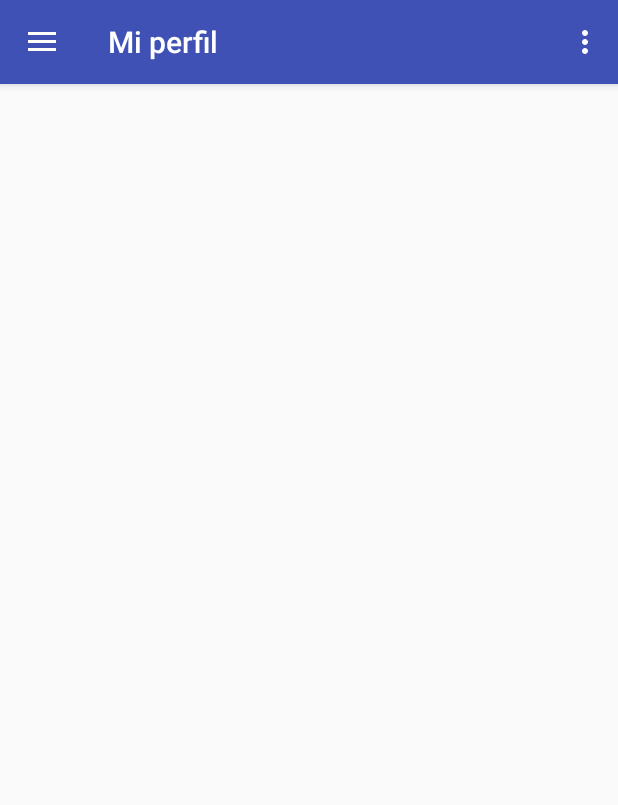
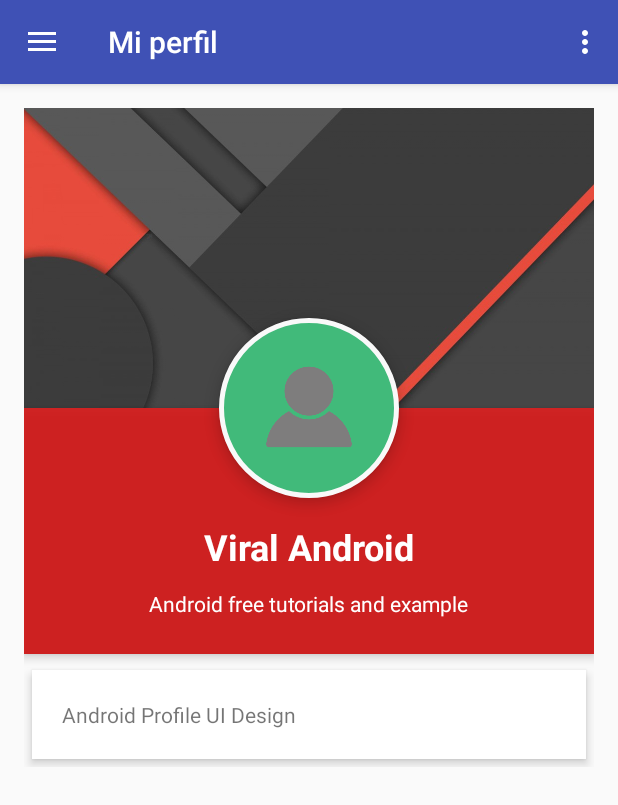
Before and after one commit to nodexploit/willyfog-mobile, an Android app: the MyProfileFragment screen opened directly, with no data from a screen before it, in the side drawer, after a tap on "Mi perfil", on a phone screen of 412 x 824 dp. Shown: the top 805 px of the screen. Run offline under Robolectric (Android 15) with nearby library versions, the phone set to English and light mode, and no system bars; network calls fail; 6 statements that could not run were skipped.

Commit message:
#5 Vista perfil movil

```diff
--- a/app/src/main/java/com/popokis/willyfog_mobile/MyProfileFragment.java
+++ b/app/src/main/java/com/popokis/willyfog_mobile/MyProfileFragment.java
@@ -17,6 +17,9 @@ public class MyProfileFragment extends Fragment {
 
     protected TextView nameHeaderMain;
     protected TextView emailHeaderMain;
+    protected TextView userProfileName;
+    protected TextView userUniversityName;
+    protected TextView userProfileGrade;
 
     private final Gson gson = new Gson();
 
@@ -28,6 +31,7 @@ public class MyProfileFragment extends Fragment {
     @Override
     public View onCreateView(LayoutInflater inflater, ViewGroup container,
                              Bundle savedInstanceState) {
+        View view = inflater.inflate(R.layout.fragment_my_profile, container, false);
         // Setting textViews
         NavigationView navigationView = (NavigationView) this.getActivity().findViewById(R.id.nav_view);
 
@@ -42,16 +46,30 @@ public class MyProfileFragment extends Fragment {
 
         userInfo = gson.fromJson(userInfoJson, UserInfo.class);
 
-        setProfileTextView(userInfo, navigationView.getHeaderView(0));
+        setProfileHeaderTextView(userInfo, navigationView.getHeaderView(0));
 
-        return inflater.inflate(R.layout.fragment_my_profile, container, false);
+
+        return setProfileTextView(userInfo, view);
     }
 
-    private void setProfileTextView(UserInfo userInfo, View view) {
+    private void setProfileHeaderTextView(UserInfo userInfo, View view) {
         nameHeaderMain          = (TextView) view.findViewById(R.id.nameHeaderMain);
         emailHeaderMain         = (TextView) view.findViewById(R.id.emailHeaderMain);
 
         nameHeaderMain.setText(userInfo.getName());
         emailHeaderMain.setText(userInfo.getEmail());
     }
+
+    private View setProfileTextView(UserInfo userInfo, View view) {
+
+        userProfileName = (TextView) view.findViewById(R.id.user_profile_name);
+        userProfileGrade = (TextView) view.findViewById(R.id.user_profile_grade);
+        userUniversityName = (TextView) view.findViewById(R.id.user_university_name);
+
+        userProfileName.setText(userInfo.getName());
+        userProfileGrade.setText(userInfo.getDegree_name());
+        userUniversityName.setText(userInfo.getUniversity_name());
+
+        return view;
+    }
 }
--- /dev/null
+++ b/app/src/main/res/drawable/profile_circular_imageview.xml
@@ -0,0 +1,14 @@
+<?xml version="1.0" encoding="utf-8"?>
+<shape xmlns:android="http://schemas.android.com/apk/res/android"
+    android:shape="rectangle">
+    <corners android:radius="100dp" />
+    <solid android:color="#41ba7a" />
+    <stroke
+        android:width="3dip"
+        android:color="#f9f9f9" />
+    <padding
+        android:bottom="4dp"
+        android:left="4dp"
+        android:right="4dp"
+        android:top="4dp" />
+</shape>
--- a/app/src/main/res/layout/fragment_my_profile.xml
+++ b/app/src/main/res/layout/fragment_my_profile.xml
@@ -4,4 +4,81 @@
     android:layout_height="match_parent"
     tools:context="com.popokis.willyfog_mobile.MyProfileFragment">
 
+    <RelativeLayout
+        android:layout_width="match_parent"
+        android:layout_height="match_parent">
+
+        <ImageView
+            android:id="@+id/header_cover_image"
+            android:layout_width="match_parent"
+            android:layout_height="200dp"
+            android:scaleType="centerCrop"
+            android:src="@drawable/navigation_header_image" />
+
+        <ImageButton
+            android:id="@+id/user_profile_photo"
+            android:layout_width="120dp"
+            android:layout_height="120dp"
+            android:layout_below="@+id/header_cover_image"
+            android:layout_centerHorizontal="true"
+            android:layout_marginTop="-60dp"
+            android:background="@drawable/profile_circular_imageview"
+            android:elevation="5dp"
+            android:padding="20dp"
+            android:scaleType="centerCrop"
+            android:src="@drawable/profile_icon" />
+
+        <RelativeLayout
+            android:id="@+id/profile_layout"
+            android:layout_width="match_parent"
+            android:layout_height="wrap_content"
+            android:layout_below="@+id/header_cover_image"
+            android:background="#ebce1313"
+            android:elevation="4dp"
+            android:paddingBottom="24dp">
+
+            <TextView
+                android:id="@+id/user_profile_name"
+                android:layout_width="wrap_content"
+                android:layout_height="wrap_content"
+                android:layout_centerHorizontal="true"
+                android:layout_marginTop="76dp"
+                android:text="Viral Android"
+                android:textColor="#fff"
+                android:textSize="24sp"
+                android:textStyle="bold" />
+
+            <TextView
+                android:id="@+id/user_profile_grade"
+                android:layout_width="wrap_content"
+                android:layout_height="wrap_content"
+                android:layout_below="@+id/user_profile_name"
+                android:layout_centerHorizontal="true"
+                android:layout_marginTop="12dp"
+                android:text="Android free tutorials and example"
+                android:textColor="#fff"
+                android:textSize="14sp" />
+        </RelativeLayout>
+
+
+        <LinearLayout
+            android:layout_width="fill_parent"
+            android:layout_height="wrap_content"
+            android:layout_below="@+id/profile_layout"
+            android:layout_marginTop="5dp"
+            android:orientation="vertical">
+
+            <TextView
+                android:id="@+id/user_university_name"
+                android:layout_width="fill_parent"
+                android:layout_height="wrap_content"
+                android:layout_margin="5dp"
+                android:background="#fff"
+                android:clickable="true"
+                android:elevation="4dp"
+                android:padding="20dp"
+                android:text="Android Profile UI Design" />
+        </LinearLayout>
+    </RelativeLayout>
+
 </FrameLayout>
```
Also changed, not shown: app/src/main/res/drawable/navigation_header_image.jpg (added), app/src/main/res/drawable/profile_icon.png (added).
